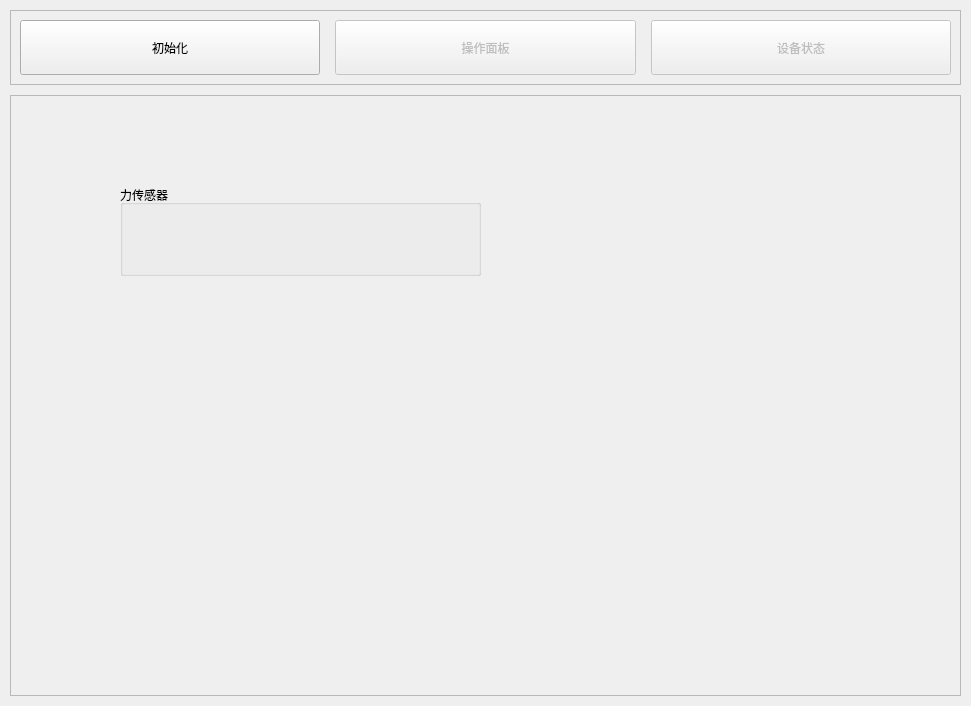
This is gui/design/control.ui in Vvi1Nn/Continuum-Robot-Project as Qt 5 draws it before an edit. The edited form follows.
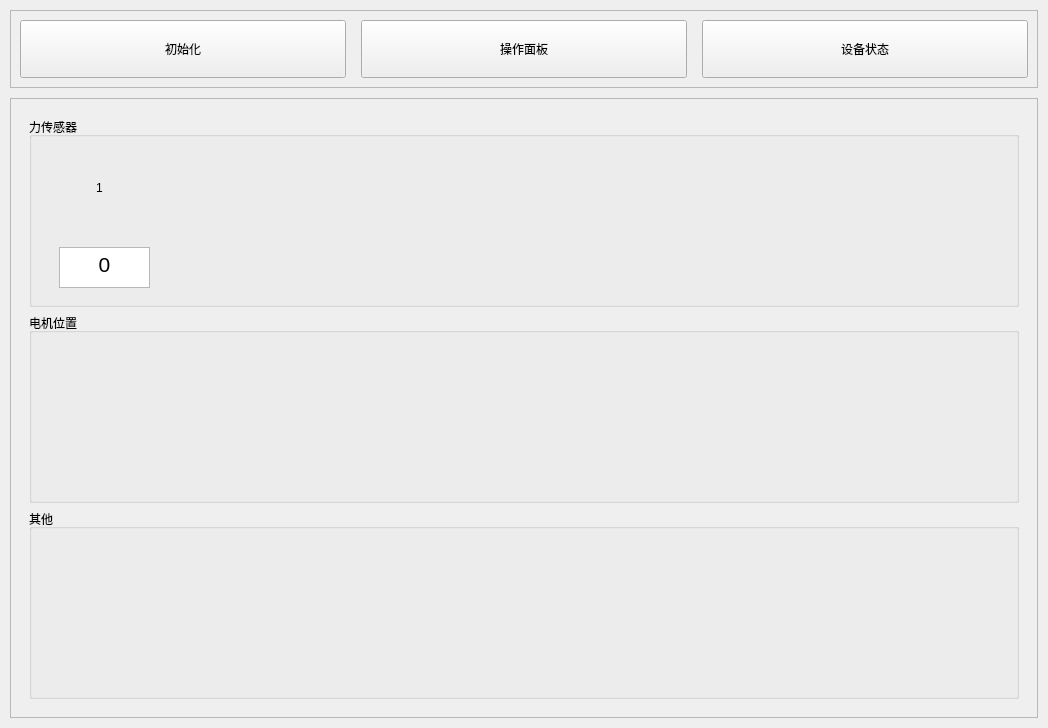
This is the edited form. The open tabs and pages were chosen to show the change.

Diff of the .ui file:
```diff
--- a/gui/design/control.ui
+++ b/gui/design/control.ui
@@ -6,8 +6,8 @@
    <rect>
     <x>0</x>
     <y>0</y>
-    <width>971</width>
-    <height>706</height>
+    <width>1048</width>
+    <height>728</height>
    </rect>
   </property>
   <property name="windowTitle">
@@ -151,7 +151,7 @@
          <item>
           <widget class="QPushButton" name="bt_control">
            <property name="enabled">
-            <bool>false</bool>
+            <bool>true</bool>
            </property>
            <property name="sizePolicy">
             <sizepolicy hsizetype="Minimum" vsizetype="Preferred">
@@ -167,7 +167,7 @@
          <item>
           <widget class="QPushButton" name="bt_log">
            <property name="enabled">
-            <bool>false</bool>
+            <bool>true</bool>
            </property>
            <property name="sizePolicy">
             <sizepolicy hsizetype="Minimum" vsizetype="Preferred">
@@ -1156,19 +1156,62 @@
           </layout>
          </widget>
          <widget class="QWidget" name="pg_log">
-          <widget class="QGroupBox" name="groupBox_4">
-           <property name="geometry">
-            <rect>
-             <x>100</x>
-             <y>80</y>
-             <width>361</width>
-             <height>91</height>
-            </rect>
-           </property>
-           <property name="title">
-            <string>力传感器</string>
-           </property>
-          </widget>
+          <layout class="QVBoxLayout" name="verticalLayout_49">
+           <item>
+            <widget class="QGroupBox" name="groupBox_4">
+             <property name="title">
+              <string>力传感器</string>
+             </property>
+             <widget class="QLabel" name="label_28">
+              <property name="geometry">
+               <rect>
+                <x>50</x>
+                <y>50</y>
+                <width>41</width>
+                <height>41</height>
+               </rect>
+              </property>
+              <property name="text">
+               <string>1</string>
+              </property>
+              <property name="alignment">
+               <set>Qt::AlignCenter</set>
+              </property>
+             </widget>
+             <widget class="QTextBrowser" name="textBrowser">
+              <property name="geometry">
+               <rect>
+                <x>30</x>
+                <y>130</y>
+                <width>91</width>
+                <height>41</height>
+               </rect>
+              </property>
+              <property name="html">
+               <string>&lt;!DOCTYPE HTML PUBLIC &quot;-//W3C//DTD HTML 4.0//EN&quot; &quot;http://www.w3.org/TR/REC-html40/strict.dtd&quot;&gt;
+&lt;html&gt;&lt;head&gt;&lt;meta name=&quot;qrichtext&quot; content=&quot;1&quot; /&gt;&lt;style type=&quot;text/css&quot;&gt;
+p, li { white-space: pre-wrap; }
+&lt;/style&gt;&lt;/head&gt;&lt;body style=&quot; font-family:'Ubuntu'; font-size:20px; font-weight:400; font-style:normal;&quot;&gt;
+&lt;p align=&quot;center&quot; style=&quot; margin-top:0px; margin-bottom:0px; margin-left:0px; margin-right:0px; -qt-block-indent:0; text-indent:0px;&quot;&gt;&lt;span style=&quot; font-size:16pt;&quot;&gt;0&lt;/span&gt;&lt;/p&gt;&lt;/body&gt;&lt;/html&gt;</string>
+              </property>
+             </widget>
+            </widget>
+           </item>
+           <item>
+            <widget class="QGroupBox" name="groupBox_9">
+             <property name="title">
+              <string>电机位置</string>
+             </property>
+            </widget>
+           </item>
+           <item>
+            <widget class="QGroupBox" name="groupBox_10">
+             <property name="title">
+              <string>其他</string>
+             </property>
+            </widget>
+           </item>
+          </layout>
          </widget>
         </widget>
        </item>
```
Left out of the diff: 42 changed lines with no effect on the pictures.
